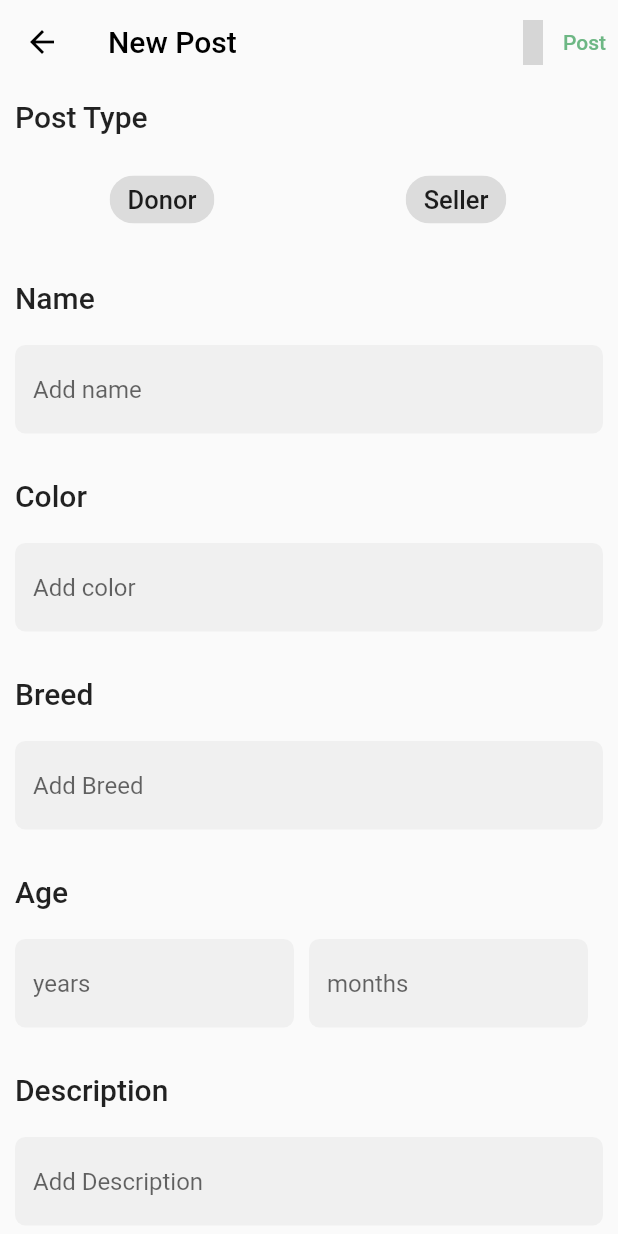
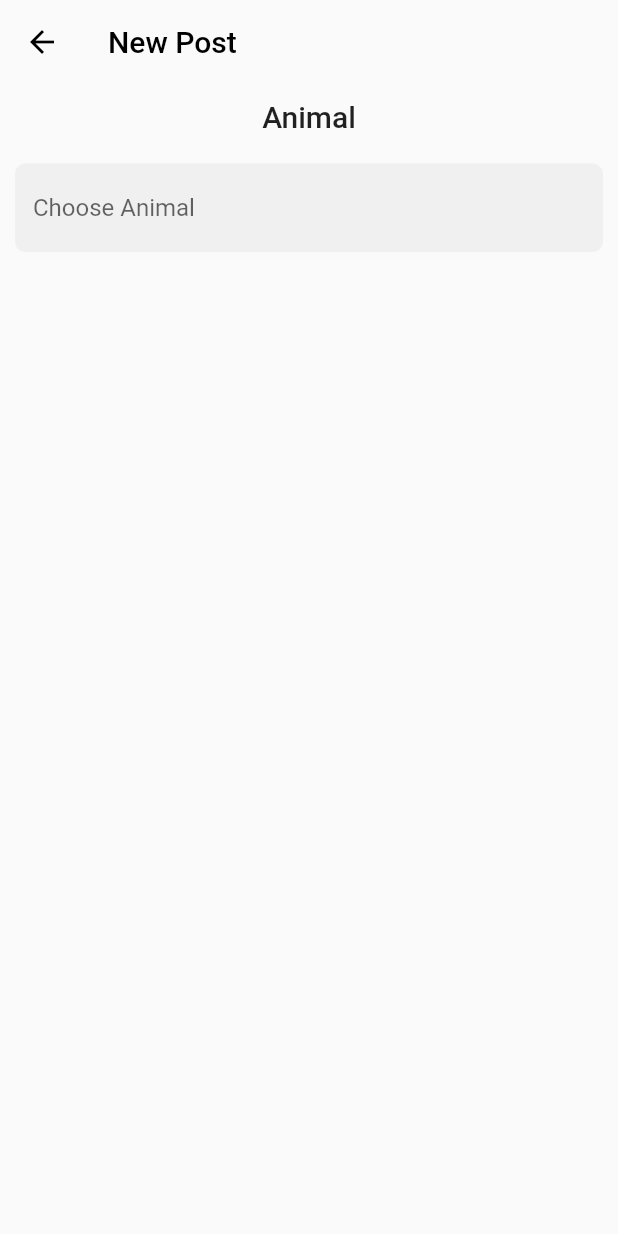
Before and after one commit to rhossainur/petsy_private, a Flutter app: the screen it shows once a user with an empty profile is signed in, after a tap on the "add" icon, on a phone screen of 412 x 824 dp. Run offline on Flutter 3.47's test engine with Material 2 defaults, Android fonts, the phone set to English and light mode, and no system bars; our stand-ins replace cloud_firestore, eva_icons_flutter, firebase_auth, firebase_core, flutter_typeahead, google_sign_in and 2 more; accounts and stored records are empty; network calls fail; grey boxes are pictures that could not be loaded.

Commit message:
fourth commit

```diff
--- /dev/null
+++ b/lib/configs/auto_complete_service_data.dart
@@ -0,0 +1,40 @@
+class AnimalSuggestion{
+  static final List<String> animalList=["Dog","Cat","Bird","Rabbit","Fish","Others"];
+  static List<String> getSuggestions(String query){
+    return List.of(animalList).where((animal) {
+      final animalLower=animal.toLowerCase();
+      final queryLower=query.toLowerCase();
+      return animalLower.contains(queryLower);
+    }).toList();
+  }
+}
+class DogSuggestion{
+  static final List<String> dogList=["Pug","Golden Retriever","Hound"];
+  static List<String> getSuggestions(String query){
+    return List.of(dogList).where((dog) {
+      final dogLower=dog.toLowerCase();
+      final queryLower=query.toLowerCase();
+      return dogLower.contains(queryLower);
+    }).toList();
+  }
+}
+class CatSuggestion{
+  static final List<String> catList=["Pussy Cat","Bengal Cat","VulVal cat"];
+  static List<String> getSuggestions(String query){
+    return List.of(catList).where((cat) {
+      final catLower=cat.toLowerCase();
+      final queryLower=query.toLowerCase();
+      return catLower.contains(queryLower);
+    }).toList();
+  }
+}
+class OthersSuggestion{
+  static final List<String> othersList=["gacher saap","khater tolaar vut","lal ronger kochchop"];
+  static List<String> getSuggestions(String query){
+    return List.of(othersList).where((others) {
+      final othersLower=others.toLowerCase();
+      final queryLower=query.toLowerCase();
+      return othersLower.contains(queryLower);
+    }).toList();
+  }
+}
--- a/lib/model/post_model.dart
+++ b/lib/model/post_model.dart
@@ -1,7 +1,7 @@
 import 'package:flutter/material.dart';
 
 class Post {
-  final int? type;
+  final String? postType;
   final String? animal;
   final String? name;
   final String? color;
@@ -13,7 +13,7 @@ class Post {
 
   Post(
       {@required this.name,
-      @required this.type,
+      @required this.postType,
       @required this.animal,
       @required this.color,
       @required this.breed,
@@ -30,7 +30,7 @@ class Post {
       months: data['months'],
       breed: data['breed'],
       description: data['description'],
-      type: data['type'],
+      postType: data['type'],
       name: data['name']);
 
   Map<String, dynamic> toMap() {
@@ -43,7 +43,7 @@ class Post {
       'breed': breed,
       'description': description,
       'name': name,
-      'type': type
+      'type': postType
     };
   }
 }
--- a/lib/routes/route.dart
+++ b/lib/routes/route.dart
@@ -1,4 +1,5 @@
 import 'package:flutter/material.dart';
+import 'package:petpal/views/choose_animal_view.dart';
 import 'package:petpal/views/create_post.dart';
 import 'package:petpal/views/driver.dart';
 import 'package:petpal/views/home.dart';
@@ -16,8 +17,10 @@ const String otpScreenPage = "otpScreen";
 const String driverClass = "driver";
 const String postCardViewPage = "postCardView";
 const String createPostPage = "createPost";
+const String chooseAnimalAndBreedPage="chooseAnimalANdBreed";
 
 Route<dynamic> controller(RouteSettings settings) {
+  final arguments=settings.arguments;
   switch (settings.name) {
     case loginSignupPage:
       return MaterialPageRoute(builder: (context) => const LoginSignup());
@@ -34,7 +37,13 @@ Route<dynamic> controller(RouteSettings settings) {
     case postCardViewPage:
       return MaterialPageRoute(builder: (context) => const PostCardView());
     case createPostPage:
+      if(arguments is List){
+        return MaterialPageRoute(builder: (context) => CreatePost(animal: arguments[0],breed: arguments[1],));
+      }
       return MaterialPageRoute(builder: (context) => const CreatePost());
+
+    case chooseAnimalAndBreedPage:
+      return MaterialPageRoute(builder: (context)=> const ChooseAnimalAndBreed());
     default:
       throw ("route error");
   }
--- /dev/null
+++ b/lib/views/choose_animal_view.dart
@@ -0,0 +1,214 @@
+import 'package:flutter/material.dart';
+import 'package:petpal/configs/auto_complete_service_data.dart';
+import 'package:petpal/widgets/custom_elevated_button.dart';
+import 'package:petpal/widgets/custom_type_ahead_text_field.dart';
+import 'package:petpal/routes/route.dart' as route;
+
+class ChooseAnimalAndBreed extends StatefulWidget {
+  const ChooseAnimalAndBreed({Key? key}) : super(key: key);
+
+  @override
+  _ChooseAnimalAndBreedState createState() => _ChooseAnimalAndBreedState();
+}
+
+class _ChooseAnimalAndBreedState extends State<ChooseAnimalAndBreed> {
+  final _formKey = GlobalKey<FormState>();
+  String? selectedAnimalStr;
+  String? selectedBreedStr;
+  bool breedNullable = false;
+  TextEditingController animalController = TextEditingController();
+  TextEditingController breedController = TextEditingController();
+  List<String> Function(String)? breedSuggestionCallBackFunction;
+
+  @override
+  void dispose() {
+    animalController.dispose();
+    breedController.dispose();
+    super.dispose();
+  }
+
+  @override
+  Widget build(BuildContext context) {
+    return GestureDetector(
+      onTap: () => FocusManager.instance.primaryFocus?.unfocus(),
+      child: Scaffold(
+        appBar: AppBar(
+          title: const Text("New Post"),
+        ),
+        body: SingleChildScrollView(
+          keyboardDismissBehavior: ScrollViewKeyboardDismissBehavior.onDrag,
+          child: Form(
+            key: _formKey,
+            child: Padding(
+              padding: const EdgeInsets.all(10),
+              child: Column(
+                children: [
+                  Text(
+                    "Animal",
+                    style: Theme.of(context).textTheme.headline6,
+                  ),
+                  const SizedBox(
+                    height: 20,
+                  ),
+                  CustomTypeAheadTextField(
+                    hintText: "Choose Animal",
+                    onTap: () {
+                      setState(() {
+                        selectedAnimalStr = null;
+                        selectedBreedStr = null;
+                      });
+                    },
+                    onFocusChange: (focus) {
+                      if (selectedAnimalStr == null) {
+                        setState(() {
+                          animalController.clear();
+                          breedController.clear();
+                        });
+                      }
+                    },
+                    textEditingController: animalController,
+                    suggestionsCallback: AnimalSuggestion.getSuggestions,
+                    itemBuilder: (context, String? suggestions) {
+                      return ListTile(
+                        title: Text(suggestions!),
+                      );
+                    },
+                    onSuggestionsSelected: (String? value) {
+                      animalController.text = value!;
+                      setState(() {
+                        selectedAnimalStr = value;
+                        if (value == "Dog") {
+                          breedSuggestionCallBackFunction =
+                              DogSuggestion.getSuggestions;
+                        } else if (value == "Cat") {
+                          breedSuggestionCallBackFunction =
+                              CatSuggestion.getSuggestions;
+                        } else {
+                          breedSuggestionCallBackFunction =
+                              OthersSuggestion.getSuggestions;
+                        }
+                      });
+                    },
+                    validator: (value) {
+                      if (value == null || value.isEmpty) {
+                        return 'Please enter some text';
+                      }
+                      return null;
+                    },
+                  ),
+                  selectedAnimalStr != null
+                      ? const SizedBox(
+                          height: 30,
+                        )
+                      : Container(),
+                  selectedAnimalStr != null
+                      ? Text(
+                          "Breed",
+                          style: Theme.of(context).textTheme.headline6,
+                        )
+                      : Container(),
+                  selectedAnimalStr != null
+                      ? const SizedBox(
+                          height: 20,
+                        )
+                      : Container(),
+                  selectedAnimalStr != null
+                      ? CustomTypeAheadTextField(
+                          hintText: "Choose breed",
+                          onTap: () {
+                            setState(() {
+                              selectedBreedStr = null;
+                            });
+                          },
+                          onFocusChange: (focus) {
+                            if (selectedBreedStr == null) {
+                              setState(() {
+                                breedController.clear();
+                              });
+                            }
+                          },
+                          textEditingController: breedController,
+                          suggestionsCallback: breedSuggestionCallBackFunction!,
+                          itemBuilder: (context, String? suggestions) {
+                            return ListTile(
+                              title: Text(suggestions!),
+                            );
+                          },
+                          validator: (value) {
+                            if (value == null || value.isEmpty) {
+                              return 'Please enter some text';
+                            }
+                            return null;
+                          },
+                          onSuggestionsSelected: (String? value) {
+                            breedController.text = value!;
+                            setState(() {
+                              selectedBreedStr = value;
+                            });
+                          })
+                      : Container(),
+                  const SizedBox(
+                    height: 50,
+                  ),
+                  selectedBreedStr != null
+                      ? CustomElevatedButton(
+                          childText: "Next",
+                          onPressed: () {
+                            if (_formKey.currentState!.validate()) {
+                              Navigator.of(context)
+                                  .pushNamed(route.createPostPage, arguments: [
+                                selectedAnimalStr,
+                                selectedBreedStr
+                              ]);
+                            }
+                          })
+                      : Container()
+                ],
+              ),
+            ),
+          ),
+        ),
+      ),
+    );
+  }
+}
+
+// FocusScope(
+// onFocusChange: (focus){
+// if(selectedAnimalStr==null){
+// animalController.clear();
+// }
+// },
+// child: TypeAheadFormField<String?>(
+// textFieldConfiguration: TextFieldConfiguration(
+// onTap: (){
+// selectedAnimalStr=null;
+// },
+// controller: animalController,
+// decoration: InputDecoration(
+// hintText: "Choose animal",
+// filled: true,
+// border: OutlineInputBorder(
+// borderRadius: BorderRadius.circular(7),
+// borderSide: BorderSide.none)),
+// ),
+// suggestionsCallback: AnimalSuggestion.getSuggestions,
+// itemBuilder: (context, String? suggestion) {
+// return ListTile(
+// title: Text(suggestion!),
+// );
+// },
+// onSuggestionSelected: (String? value){
+// animalController.text=value!;
+// setState(() {
+// selectedAnimalStr=value;
+// });
+// },
+// validator: (value){
+// if (value == null || value.isEmpty) {
+// return 'Please enter some text';
+// }
+// return null;
+// },
+// ),
+// ),
--- a/lib/views/create_post.dart
+++ b/lib/views/create_post.dart
@@ -11,7 +11,9 @@ import 'package:petpal/widgets/custom_text_field.dart';
 import 'package:provider/provider.dart';
 
 class CreatePost extends StatefulWidget {
-  const CreatePost({Key? key}) : super(key: key);
+  final String? animal;
+  final String? breed;
+  const CreatePost({Key? key,this.animal,this.breed}) : super(key: key);
 
   @override
   _CreatePostState createState() => _CreatePostState();
@@ -19,7 +21,10 @@ class CreatePost extends StatefulWidget {
 
 class _CreatePostState extends State<CreatePost> {
   final _formKey = GlobalKey<FormState>();
-  int choice = 0;
+  String? postType;
+  String? selectedAnimalStr;
+  String? selectedBreedStr;
+  bool breedNullable=false;
   File? imagePicked1,
       imagePicked2,
       imagePicked3,
@@ -28,7 +33,6 @@ class _CreatePostState extends State<CreatePost> {
       imagePicked6;
   TextEditingController nameController = TextEditingController();
   TextEditingController colorController = TextEditingController();
-  TextEditingController breedController = TextEditingController();
   TextEditingController yearsController = TextEditingController();
   TextEditingController monthsController = TextEditingController();
   TextEditingController descriptionController = TextEditingController();
@@ -37,7 +41,6 @@ class _CreatePostState extends State<CreatePost> {
   void dispose() {
     nameController.dispose();
     colorController.dispose();
-    breedController.dispose();
     yearsController.dispose();
     monthsController.dispose();
     descriptionController.dispose();
@@ -52,24 +55,28 @@ class _CreatePostState extends State<CreatePost> {
         appBar: AppBar(
           title: const Text("New Post"),
           actions: [
-            FutureBuilder(
-              future:null,
-              builder: (context,snapshot) {
+            Builder(
+              builder: (context) {
                 return TextButton(
                     onPressed: () async{
                       if(_formKey.currentState!.validate()){
                         final user = context.read<AuthService>().getCurrentUser();
                         Post post = Post(name: nameController.text,
                             description: descriptionController.text,
-                            breed: breedController.text,
+                            breed: widget.breed,
                             color: colorController.text,
-                            animal: "Cat",
+                            animal: widget.animal,
                             months: int.parse(monthsController.text),
                             userId: user.uid,
-                            type: choice,
+                            postType: postType,
                             years: int.parse(yearsController.text));
                         FirebaseDataService firebaseDataService = FirebaseDataService();
                         await firebaseDataService.addPost(post);
+                        nameController.clear();
+                        colorController.clear();
+                        yearsController.clear();
+                        monthsController.clear();
+                        descriptionController.clear();
                         ScaffoldMessenger.of(context).showSnackBar(
                           const SnackBar(
                             duration: Duration(seconds: 2),
@@ -127,10 +134,10 @@ class _CreatePostState extends State<CreatePost> {
                             ),
                             onSelected: (bool val) {
                               setState(() {
-                                choice = 1;
+                                postType = "Donor";
                               });
                             },
-                            selected: choice == 1,
+                            selected: postType == "Donor",
                           )),
                       Expanded(
                           child: ChoiceChip(
@@ -140,10 +147,10 @@ class _CreatePostState extends State<CreatePost> {
                             ),
                             onSelected: (bool val) {
                               setState(() {
-                                choice = 2;
+                                postType = "Seller";
                               });
                             },
-                            selected: choice == 2,
+                            selected: postType == "Seller",
                           ))
                     ],
                   ),
@@ -191,28 +198,6 @@ class _CreatePostState extends State<CreatePost> {
                         return null;
                       },
                       hintText: "Add color", textInputType: TextInputType.text),
-                  const SizedBox(
-                    height: 30,
-                  ),
-                  Text(
-                    "Breed",
-                    style: Theme
-                        .of(context)
-                        .textTheme
-                        .headline6,
-                  ),
-                  const SizedBox(
-                    height: 20,
-                  ),
-                  CustomTextField(
-                      textEditingController: breedController,
-                      validator: (value) {
-                        if (value == null || value.isEmpty) {
-                          return 'Please enter some text';
-                        }
-                        return null;
-                      },
-                      hintText: "Add Breed", textInputType: TextInputType.name),
                   const SizedBox(
                     height: 30,
                   ),
--- a/lib/views/home.dart
+++ b/lib/views/home.dart
@@ -25,7 +25,7 @@ class _HomeState extends State<Home> {
         ),
         elevation: 20,
         onPressed: () async =>
-            Navigator.of(context).pushNamed(route.createPostPage),
+            Navigator.of(context).pushNamed(route.chooseAnimalAndBreedPage),
       ),
       appBar: AppBar(
         title: const Text("Home"),
--- a/lib/widgets/custom_image_picker.dart
+++ b/lib/widgets/custom_image_picker.dart
@@ -1,7 +1,6 @@
 import 'dart:io';
 
 import 'package:flutter/material.dart';
-import 'package:image_picker/image_picker.dart';
 import 'package:petpal/configs/image_picker.dart';
 import 'package:provider/provider.dart';
 
@@ -25,7 +24,7 @@ class _CustomImagePickerState extends State<CustomImagePicker> {
       },
       child: Card(
         child: Container(
-          child: imagePicked!=null?Image.file(imagePicked!):Placeholder(),
+          child: imagePicked!=null?Image.file(imagePicked!):const Placeholder(),
         )
       ),
     );
--- /dev/null
+++ b/lib/widgets/custom_type_ahead_text_field.dart
@@ -0,0 +1,51 @@
+import 'package:flutter/material.dart';
+import 'package:flutter_typeahead/flutter_typeahead.dart';
+
+class CustomTypeAheadTextField extends StatelessWidget {
+  final void Function()? onTap;
+  final Color? fillColor;
+  final String? hintText;
+  final List<String> Function(String) suggestionsCallback;
+  final Widget Function(BuildContext, String?) itemBuilder;
+  final TextEditingController textEditingController;
+  final void Function(String?) onSuggestionsSelected;
+  final String? Function(String?)? validator;
+  final void Function(bool)? onFocusChange;
+
+  const CustomTypeAheadTextField(
+      {Key? key,
+      this.onTap,
+      required this.textEditingController,
+      this.fillColor,
+      this.hintText,
+      required this.suggestionsCallback,
+      required this.itemBuilder,
+      required this.onSuggestionsSelected,
+      this.validator,
+      this.onFocusChange})
+      : super(key: key);
+
+  @override
+  Widget build(BuildContext context) {
+    return FocusScope(
+      onFocusChange: onFocusChange,
+      child: TypeAheadFormField<String?>(
+        textFieldConfiguration: TextFieldConfiguration(
+          onTap: onTap,
+          controller: textEditingController,
+          decoration: InputDecoration(
+              hintText: hintText,
+              filled: true,
+              fillColor: fillColor,
+              border: OutlineInputBorder(
+                  borderRadius: BorderRadius.circular(7),
+                  borderSide: BorderSide.none)),
+        ),
+        suggestionsCallback: suggestionsCallback,
+        itemBuilder: itemBuilder,
+        onSuggestionSelected: onSuggestionsSelected,
+        validator: validator,
+      ),
+    );
+  }
+}
--- a/pubspec.yaml
+++ b/pubspec.yaml
@@ -42,6 +42,7 @@ dependencies:
   eva_icons_flutter: ^3.0.2
   image_picker: ^0.8.4+4
   cloud_firestore: ^3.1.5
+  flutter_typeahead: ^3.2.4
 
 dev_dependencies:
   flutter_test:
```
Also changed, not shown: lib/views/otp_screen.dart (+7 -5 lines), pubspec.lock.
